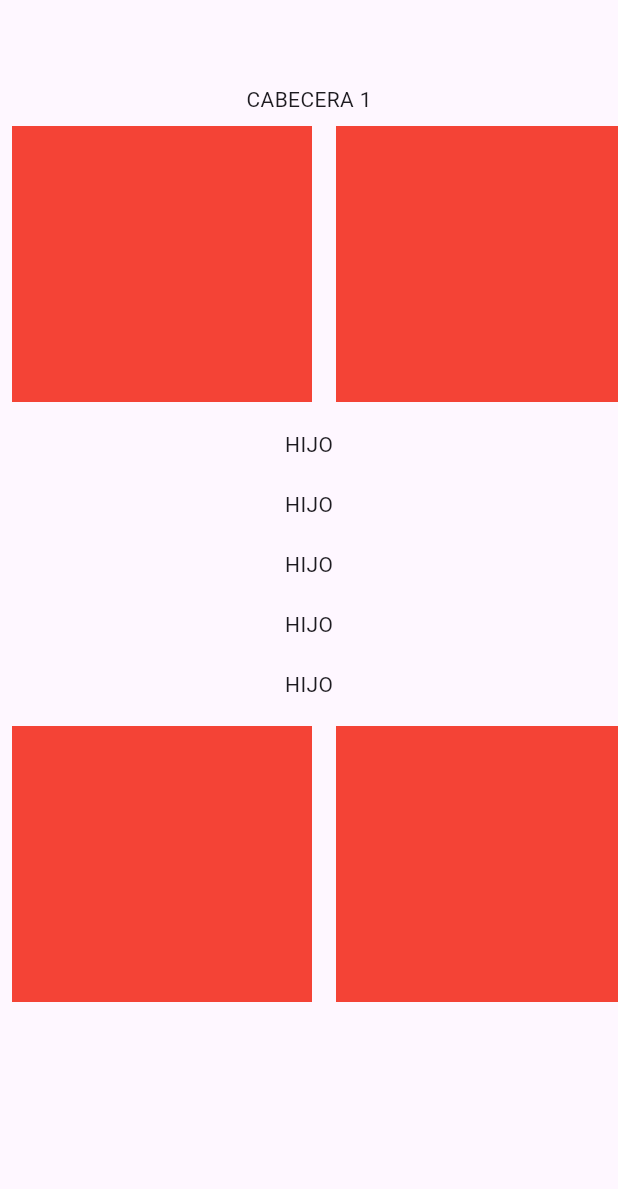
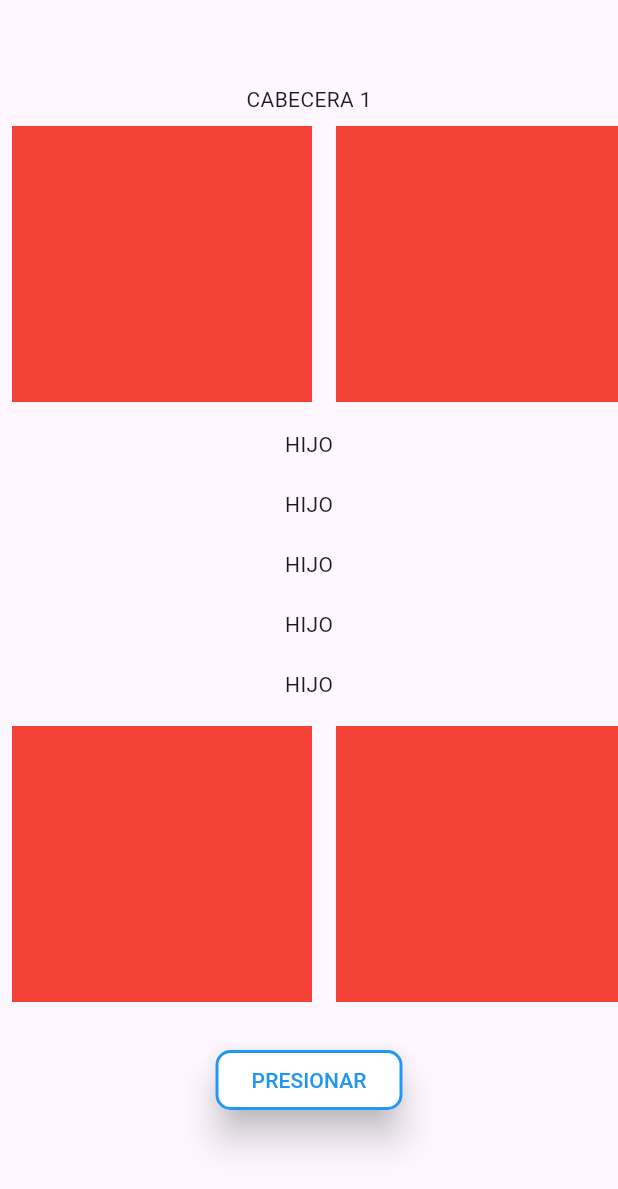
Before and after one commit to fr4nsgallegos/recipesappg7, a Flutter app: the screen it shows after launch, on a phone screen of 412 x 824 dp. Shown: the top 1189 px of the screen. Run offline on Flutter 3.47's test engine with Material 3 defaults, Android fonts, the phone set to English and light mode, and no system bars; our stand-ins replace flutter_svg, google_fonts.

Commit message:
style elevated button

```diff
--- a/lib/pages/scroll_page.dart
+++ b/lib/pages/scroll_page.dart
@@ -41,6 +41,24 @@ class ScrollPage extends StatelessWidget {
                 itemCount: 200,
               ),
             ),
+            SizedBox(
+              height: 20,
+            ),
+            ElevatedButton(
+              style: ElevatedButton.styleFrom(
+                elevation: 10,
+                backgroundColor: Colors.white.withOpacity(1),
+                shape: RoundedRectangleBorder(
+                  borderRadius: BorderRadius.circular(10.0),
+                  side: BorderSide(color: Colors.blue, width: 2.0),
+                ),
+              ),
+              onPressed: () {},
+              child: Text(
+                "PRESIONAR",
+                style: TextStyle(color: Colors.blue),
+              ),
+            ),
           ],
         ),
       ),
```
